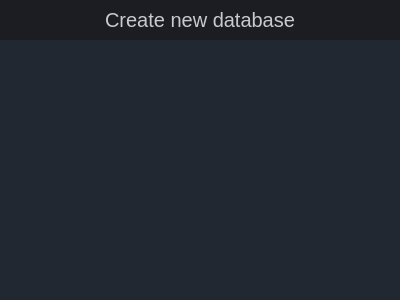
The window that ui/ui_createdatabase.ui (AndersAskeland/FreezeDB) describes before a commit, drawn with Qt 5.
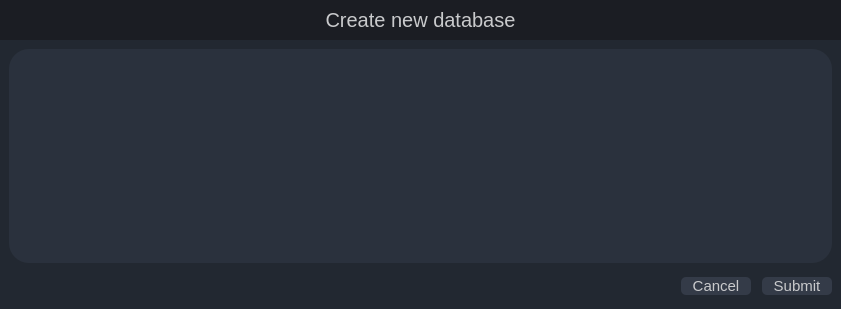
The same window after the commit.

```diff
--- a/ui/ui_createdatabase.ui
+++ b/ui/ui_createdatabase.ui
@@ -6,8 +6,8 @@
    <rect>
     <x>0</x>
     <y>0</y>
-    <width>400</width>
-    <height>300</height>
+    <width>841</width>
+    <height>309</height>
    </rect>
   </property>
   <property name="windowTitle">
@@ -78,6 +78,183 @@
      <property name="frameShadow">
       <enum>QFrame::Plain</enum>
      </property>
+     <layout class="QVBoxLayout" name="verticalLayout_3">
+      <property name="spacing">
+       <number>0</number>
+      </property>
+      <property name="leftMargin">
+       <number>0</number>
+      </property>
+      <property name="topMargin">
+       <number>0</number>
+      </property>
+      <property name="rightMargin">
+       <number>0</number>
+      </property>
+      <property name="bottomMargin">
+       <number>0</number>
+      </property>
+      <item>
+       <widget class="QFrame" name="frame_3">
+        <property name="frameShape">
+         <enum>QFrame::NoFrame</enum>
+        </property>
+        <property name="frameShadow">
+         <enum>QFrame::Raised</enum>
+        </property>
+        <layout class="QHBoxLayout" name="horizontalLayout">
+         <property name="bottomMargin">
+          <number>6</number>
+         </property>
+         <item>
+          <widget class="QFrame" name="frame_5">
+           <property name="styleSheet">
+            <string notr="true">background-color: rgb(42,49,61);
+border-radius: 20px;</string>
+           </property>
+           <property name="frameShape">
+            <enum>QFrame::NoFrame</enum>
+           </property>
+           <property name="frameShadow">
+            <enum>QFrame::Raised</enum>
+           </property>
+          </widget>
+         </item>
+        </layout>
+       </widget>
+      </item>
+      <item>
+       <widget class="QFrame" name="frame_4">
+        <property name="maximumSize">
+         <size>
+          <width>16777215</width>
+          <height>40</height>
+         </size>
+        </property>
+        <property name="frameShape">
+         <enum>QFrame::NoFrame</enum>
+        </property>
+        <property name="frameShadow">
+         <enum>QFrame::Plain</enum>
+        </property>
+        <layout class="QHBoxLayout" name="horizontalLayout_2">
+         <property name="spacing">
+          <number>-1</number>
+         </property>
+         <property name="leftMargin">
+          <number>12</number>
+         </property>
+         <property name="topMargin">
+          <number>0</number>
+         </property>
+         <property name="bottomMargin">
+          <number>6</number>
+         </property>
+         <item>
+          <spacer name="horizontalSpacer">
+           <property name="orientation">
+            <enum>Qt::Horizontal</enum>
+           </property>
+           <property name="sizeHint" stdset="0">
+            <size>
+             <width>40</width>
+             <height>20</height>
+            </size>
+           </property>
+          </spacer>
+         </item>
+         <item>
+          <widget class="QPushButton" name="pushButton_2">
+           <property name="minimumSize">
+            <size>
+             <width>70</width>
+             <height>0</height>
+            </size>
+           </property>
+           <property name="maximumSize">
+            <size>
+             <width>70</width>
+             <height>16777215</height>
+            </size>
+           </property>
+           <property name="styleSheet">
+            <string notr="true">QPushButton{
+	background-color: rgb(52, 59, 72);
+	border-radius: 5px;
+	font-size: 15px;
+	color: rgb(201, 202, 204);
+
+}
+QPushButton:hover {
+	background-color: rgb(57, 65, 80);
+	border: 2px solid rgb(61, 70, 86);
+}
+QPushButton:pressed {	
+	background-color: rgb(35, 40, 49);
+	border: 2px solid rgb(43, 50, 61);
+}</string>
+           </property>
+           <property name="text">
+            <string>Cancel</string>
+           </property>
+          </widget>
+         </item>
+         <item>
+          <spacer name="horizontalSpacer_2">
+           <property name="orientation">
+            <enum>Qt::Horizontal</enum>
+           </property>
+           <property name="sizeType">
+            <enum>QSizePolicy::Minimum</enum>
+           </property>
+           <property name="sizeHint" stdset="0">
+            <size>
+             <width>5</width>
+             <height>20</height>
+            </size>
+           </property>
+          </spacer>
+         </item>
+         <item>
+          <widget class="QPushButton" name="pushButton">
+           <property name="minimumSize">
+            <size>
+             <width>70</width>
+             <height>0</height>
+            </size>
+           </property>
+           <property name="maximumSize">
+            <size>
+             <width>70</width>
+             <height>16777215</height>
+            </size>
+           </property>
+           <property name="styleSheet">
+            <string notr="true">QPushButton{
+	background-color: rgb(52, 59, 72);
+	border-radius: 5px;
+	font-size: 15px;
+	color: rgb(201, 202, 204);
+
+}
+QPushButton:hover {
+	background-color: rgb(57, 65, 80);
+	border: 2px solid rgb(61, 70, 86);
+}
+QPushButton:pressed {	
+	background-color: rgb(35, 40, 49);
+	border: 2px solid rgb(43, 50, 61);
+}</string>
+           </property>
+           <property name="text">
+            <string>Submit</string>
+           </property>
+          </widget>
+         </item>
+        </layout>
+       </widget>
+      </item>
+     </layout>
     </widget>
    </item>
   </layout>
```
